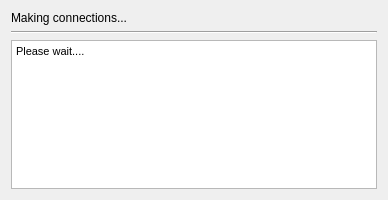
First picture: the form in gitprocessdialog.ui, repository fashtop3/QT-biometrics-main, before the edit.
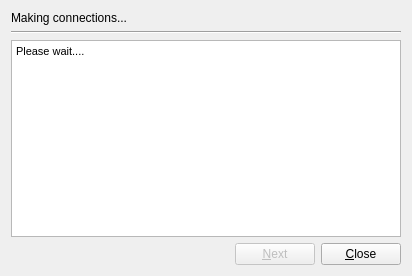
Second picture: the form after the edit.

Commit message: done working with git push and push dialog

What changed in the file:
```diff
--- a/gitprocessdialog.ui
+++ b/gitprocessdialog.ui
@@ -6,10 +6,22 @@
    <rect>
     <x>0</x>
     <y>0</y>
-    <width>388</width>
-    <height>200</height>
+    <width>412</width>
+    <height>276</height>
    </rect>
   </property>
+  <property name="minimumSize">
+   <size>
+    <width>412</width>
+    <height>276</height>
+   </size>
+  </property>
+  <property name="maximumSize">
+   <size>
+    <width>412</width>
+    <height>276</height>
+   </size>
+  </property>
   <property name="windowTitle">
    <string>Dialog</string>
   </property>
@@ -37,7 +49,42 @@
 &lt;html&gt;&lt;head&gt;&lt;meta name=&quot;qrichtext&quot; content=&quot;1&quot; /&gt;&lt;style type=&quot;text/css&quot;&gt;
 p, li { white-space: pre-wrap; }
 &lt;/style&gt;&lt;/head&gt;&lt;body style=&quot; font-family:'MS Shell Dlg 2'; font-size:8.25pt; font-weight:400; font-style:normal;&quot;&gt;
-&lt;p style=&quot; margin-top:0px; margin-bottom:0px; margin-left:0px; margin-right:0px; -qt-block-indent:0; text-indent:0px;&quot;&gt;Please wait.... &lt;/p&gt;&lt;/body&gt;&lt;/html&gt;</string>
+&lt;p style=&quot; margin-top:0px; margin-bottom:0px; margin-left:0px; margin-right:0px; -qt-block-indent:0; text-indent:0px;&quot;&gt;Please wait.... &lt;/p&gt;
+&lt;p style=&quot;-qt-paragraph-type:empty; margin-top:0px; margin-bottom:0px; margin-left:0px; margin-right:0px; -qt-block-indent:0; text-indent:0px;&quot;&gt;&lt;br /&gt;&lt;/p&gt;&lt;/body&gt;&lt;/html&gt;</string>
+       </property>
+      </widget>
+     </item>
+    </layout>
+   </item>
+   <item>
+    <layout class="QHBoxLayout" name="horizontalLayout">
+     <item>
+      <spacer name="horizontalSpacer">
+       <property name="orientation">
+        <enum>Qt::Horizontal</enum>
+       </property>
+       <property name="sizeHint" stdset="0">
+        <size>
+         <width>238</width>
+         <height>20</height>
+        </size>
+       </property>
+      </spacer>
+     </item>
+     <item>
+      <widget class="QPushButton" name="pushButtonNext">
+       <property name="enabled">
+        <bool>false</bool>
+       </property>
+       <property name="text">
+        <string>&amp;Next</string>
+       </property>
+      </widget>
+     </item>
+     <item>
+      <widget class="QPushButton" name="pushButtonClose">
+       <property name="text">
+        <string>&amp;Close</string>
        </property>
       </widget>
      </item>
```
Left out of the diff: 19 changed lines with no effect on the pictures. The commit also changes 10 other files.
